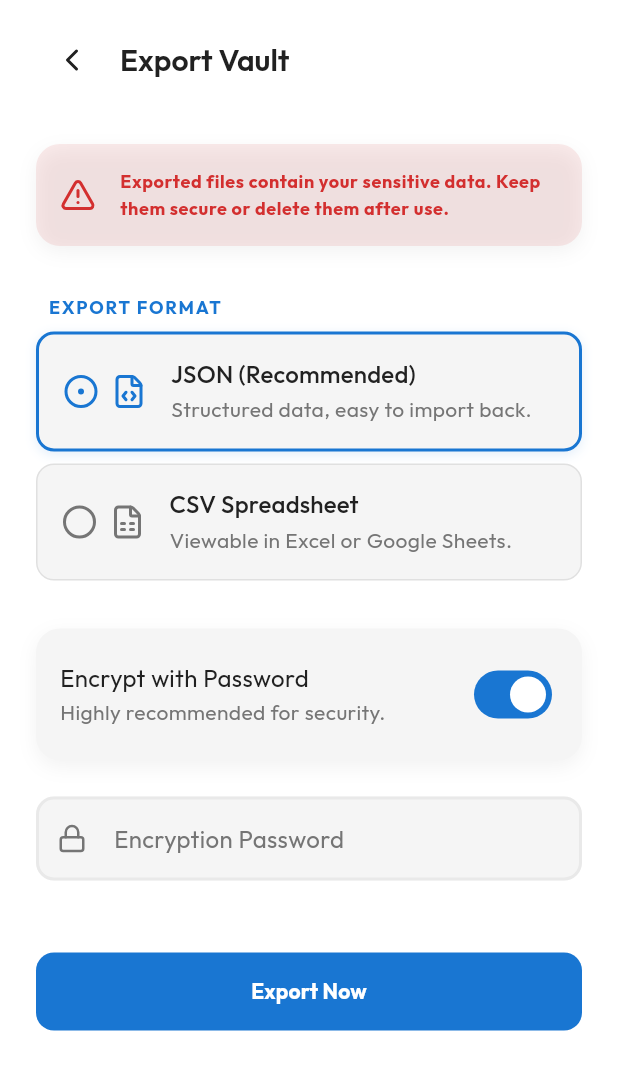
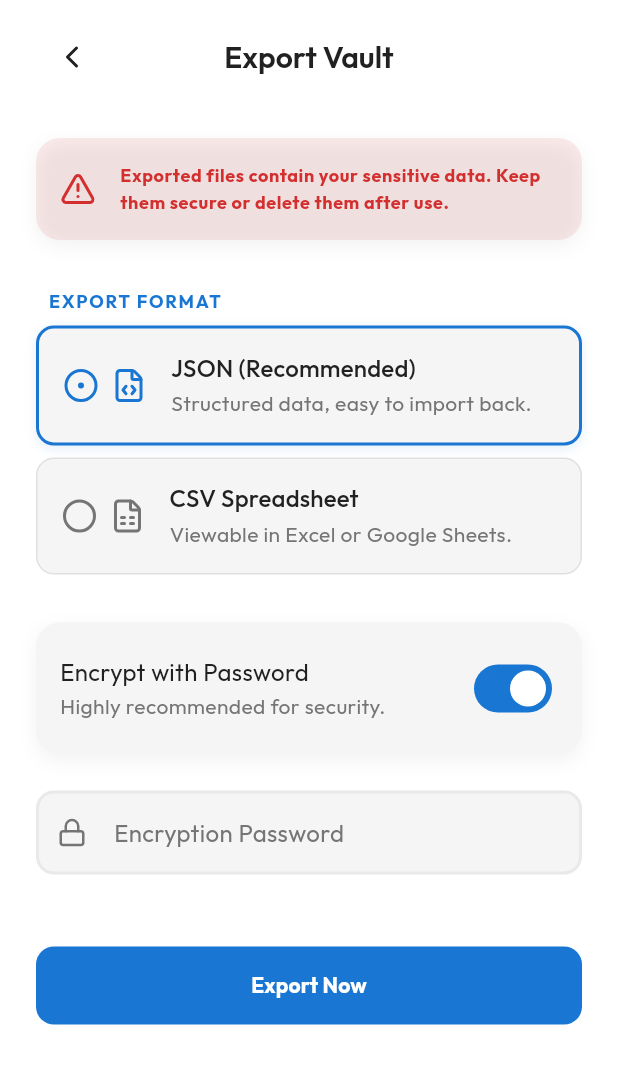
Before and after one commit to dhruvanbhalara/PassVault, a Flutter app: the SettingsScreen screen opened by its route, after a tap on "Export Vault", on a phone screen of 412 x 824 dp. Shown: the top 1070 px of the screen. Run offline on Flutter 3.47's test engine with Material 3 defaults, Android fonts, the phone set to English and light mode, and no system bars; our stand-ins replace csv, equatable, file_picker, flutter_bloc, flutter_secure_storage, get_it and 7 more; missing offline and left inert: file_saver, password_engine, pointycastle; accounts and stored records are empty.

Commit message:
style(ui): redesign PageHeader and unify screen layout patterns with Slivers

```diff
--- a/lib/core/design_system/components/common/page_header.dart
+++ b/lib/core/design_system/components/common/page_header.dart
@@ -24,30 +24,39 @@ class PageHeader extends StatelessWidget {
     final colors = context.theme;
     final hasSubtitle = subtitle != null && subtitle!.isNotEmpty;
 
-    return Row(
-      crossAxisAlignment: hasSubtitle
-          ? CrossAxisAlignment.start
-          : CrossAxisAlignment.center,
+    return SizedBox(
+      height: hasSubtitle ? 64 : 44,
+      child: Stack(
+        alignment: Alignment.center,
         children: [
-        if (showBack)
-          IconButton(
-            tooltip: MaterialLocalizations.of(context).backButtonTooltip,
+          Align(
+            alignment: Alignment.centerLeft,
+            child: showBack
+                ? IconButton(
+                    tooltip: MaterialLocalizations.of(
+                      context,
+                    ).backButtonTooltip,
                     icon: const Icon(LucideIcons.chevronLeft),
                     color: colors.onSurface,
                     onPressed: onBack ?? () => Navigator.of(context).maybePop(),
                   )
-        else
-          const SizedBox(width: AppSpacing.s),
-        const SizedBox(width: AppSpacing.s),
-        Expanded(
+                : const SizedBox(width: AppSpacing.s),
+          ),
+          Align(
+            alignment: Alignment.center,
             child: Column(
-            crossAxisAlignment: CrossAxisAlignment.start,
+              mainAxisSize: MainAxisSize.min,
               children: [
-              Text(title, style: typography.headlineSmall),
+                Text(
+                  title,
+                  style: typography.headlineSmall,
+                  textAlign: TextAlign.center,
+                ),
                 if (hasSubtitle) ...[
                   const SizedBox(height: AppSpacing.xs),
                   Text(
                     subtitle!,
+                    textAlign: TextAlign.center,
                     style: typography.bodyMedium?.copyWith(
                       color: colors.onSurface.withValues(alpha: 0.7),
                     ),
@@ -56,11 +65,10 @@ class PageHeader extends StatelessWidget {
               ],
             ),
           ),
-        if (trailing != null) ...[
-          const SizedBox(width: AppSpacing.s),
-          trailing!,
+          if (trailing != null)
+            Align(alignment: Alignment.centerRight, child: trailing),
         ],
-      ],
+      ),
     );
   }
 }
--- a/lib/core/design_system/components/error/app_error_page.dart
+++ b/lib/core/design_system/components/error/app_error_page.dart
@@ -14,6 +14,10 @@ class AppErrorPage extends StatelessWidget {
     return Scaffold(
       body: SafeArea(
         bottom: false,
+        child: CustomScrollView(
+          slivers: [
+            SliverFillRemaining(
+              hasScrollBody: false,
               child: Padding(
                 padding: const EdgeInsets.fromLTRB(
                   AppSpacing.l,
@@ -40,6 +44,9 @@ class AppErrorPage extends StatelessWidget {
                 ),
               ),
             ),
+          ],
+        ),
+      ),
     );
   }
 }
--- a/lib/features/home/presentation/home_screen.dart
+++ b/lib/features/home/presentation/home_screen.dart
@@ -18,14 +18,14 @@ class HomeScreen extends StatelessWidget {
   @override
   Widget build(BuildContext context) {
     final l10n = context.l10n;
+    final bottomInset = MediaQuery.paddingOf(context).bottom;
+    const fabSize = 56.0;
+    final fabBottomOffset =
+        AppSpacing.m + (kBottomNavigationBarHeight - fabSize) / 2 + bottomInset;
     return Scaffold(
-      floatingActionButton: FloatingActionButton(
-        key: const Key('home_add_password_fab'),
-        heroTag: 'home_add_password_fab',
-        onPressed: () => context.push(AppRoutes.addPassword),
-        child: const Icon(LucideIcons.plus),
-      ),
-      body: CustomScrollView(
+      body: Stack(
+        children: [
+          CustomScrollView(
             slivers: [
               SliverToBoxAdapter(
                 child: SafeArea(
@@ -54,7 +54,9 @@ class HomeScreen extends StatelessWidget {
                     );
                   } else if (state is PasswordLoaded) {
                     if (state.passwords.isEmpty) {
-                  return const SliverFillRemaining(child: EmptyPasswordState());
+                      return const SliverFillRemaining(
+                        child: EmptyPasswordState(),
+                      );
                     }
 
                     return SliverPadding(
@@ -68,10 +70,7 @@ class HomeScreen extends StatelessWidget {
                           AppSpacing.l,
                           tablet: AppSpacing.xl,
                         ),
-                    bottom:
-                        AppSpacing.xxl +
-                        56 +
-                        MediaQuery.paddingOf(context).bottom,
+                        bottom: AppSpacing.xxl + fabBottomOffset + fabSize,
                       ),
                       sliver: context.isDesktop || context.isTablet
                           ? _HomeScreenGrid(passwords: state.passwords)
@@ -88,6 +87,22 @@ class HomeScreen extends StatelessWidget {
                   }
                   return const SliverToBoxAdapter(child: SizedBox.shrink());
                 },
+              ),
+            ],
+          ),
+          Positioned(
+            right: AppSpacing.m,
+            bottom: fabBottomOffset,
+            child: SizedBox(
+              width: fabSize,
+              height: fabSize,
+              child: FloatingActionButton(
+                key: const Key('home_add_password_fab'),
+                heroTag: 'home_add_password_fab',
+                onPressed: () => context.push(AppRoutes.addPassword),
+                child: const Icon(LucideIcons.plus),
+              ),
+            ),
           ),
         ],
       ),
--- a/lib/features/onboarding/presentation/intro_screen.dart
+++ b/lib/features/onboarding/presentation/intro_screen.dart
@@ -71,6 +71,10 @@ class _IntroScreenState extends State<IntroScreen>
       },
       child: Scaffold(
         body: SafeArea(
+          child: CustomScrollView(
+            slivers: [
+              SliverFillRemaining(
+                hasScrollBody: true,
                 child: Column(
                   children: [
                     Expanded(
@@ -95,6 +99,9 @@ class _IntroScreenState extends State<IntroScreen>
                           curve: AppCurves.standard,
                         );
                       },
+                    ),
+                  ],
+                ),
               ),
             ],
           ),
--- a/lib/features/password_manager/presentation/add_edit_password_screen.dart
+++ b/lib/features/password_manager/presentation/add_edit_password_screen.dart
@@ -221,7 +221,8 @@ class _AddEditPasswordViewState extends State<AddEditPasswordView> {
                                   state: state,
                                   selectedStrategyId: _selectedStrategyId,
                                   onStrategyChanged: (value) {
-                                    if (value != null) {
+                                    if (value != null &&
+                                        value != _selectedStrategyId) {
                                       setState(
                                         () => _selectedStrategyId = value,
                                       );
--- a/lib/features/settings/presentation/screens/strategy_editor_screen.dart
+++ b/lib/features/settings/presentation/screens/strategy_editor_screen.dart
@@ -71,6 +71,10 @@ class _StrategyEditorScreenState extends State<StrategyEditorScreen> {
       return Scaffold(
         body: SafeArea(
           bottom: false,
+          child: CustomScrollView(
+            slivers: [
+              SliverFillRemaining(
+                hasScrollBody: false,
                 child: Padding(
                   padding: const EdgeInsets.fromLTRB(
                     AppSpacing.l,
@@ -90,6 +94,9 @@ class _StrategyEditorScreenState extends State<StrategyEditorScreen> {
                       Text('${l10n.errorOccurred}: ${l10n.noStrategiesFound}'),
                     ],
                   ),
+                ),
+              ),
+            ],
           ),
         ),
       );
--- a/lib/features/settings/presentation/settings_screen.dart
+++ b/lib/features/settings/presentation/settings_screen.dart
@@ -209,8 +209,15 @@ class SettingsScreen extends StatelessWidget {
               ),
             ),
 
-            // Bottom Padding
-            const SliverToBoxAdapter(child: SizedBox(height: AppSpacing.xxl)),
+            // Bottom Padding (reserve space for floating nav bar + safe area)
+            SliverToBoxAdapter(
+              child: SizedBox(
+                height:
+                    AppSpacing.xxl +
+                    kBottomNavigationBarHeight +
+                    MediaQuery.paddingOf(context).bottom,
+              ),
+            ),
           ],
         ),
       ),
```
Lines whose indentation alone changed are shown as unchanged.
